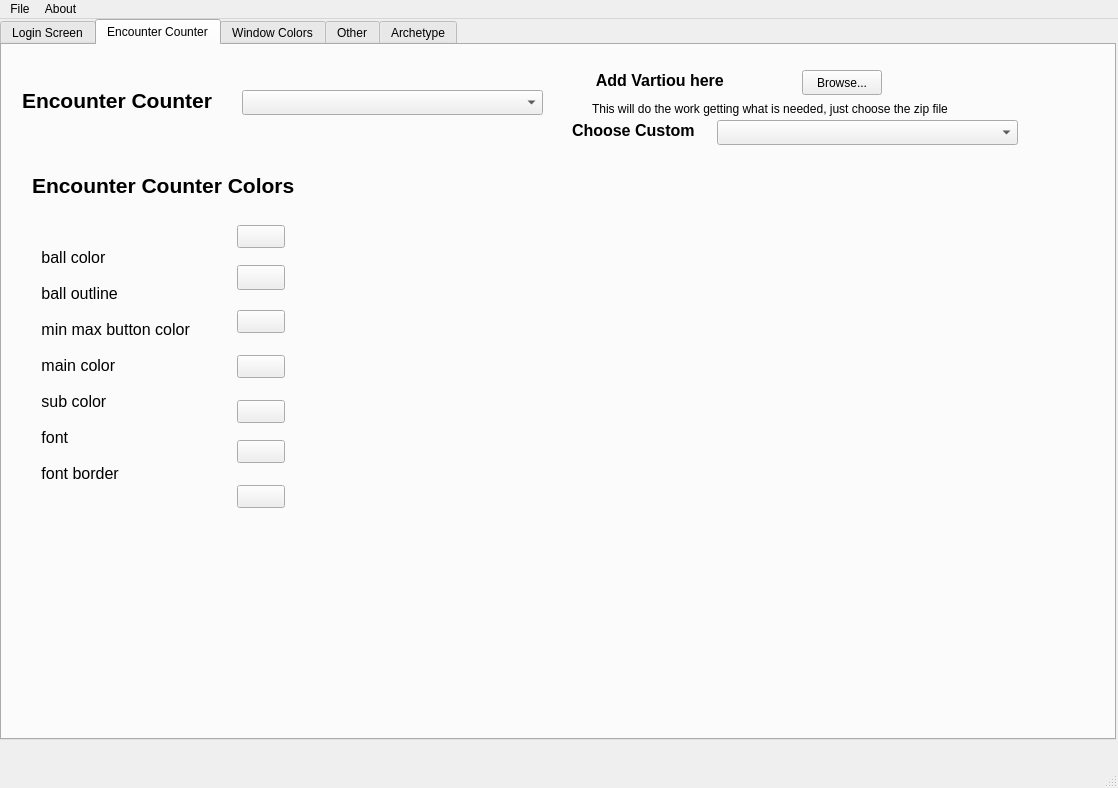
Vextryyn/Vextryyn-Mod-Manager, file ArchtypeManager.ui: the form before one commit.
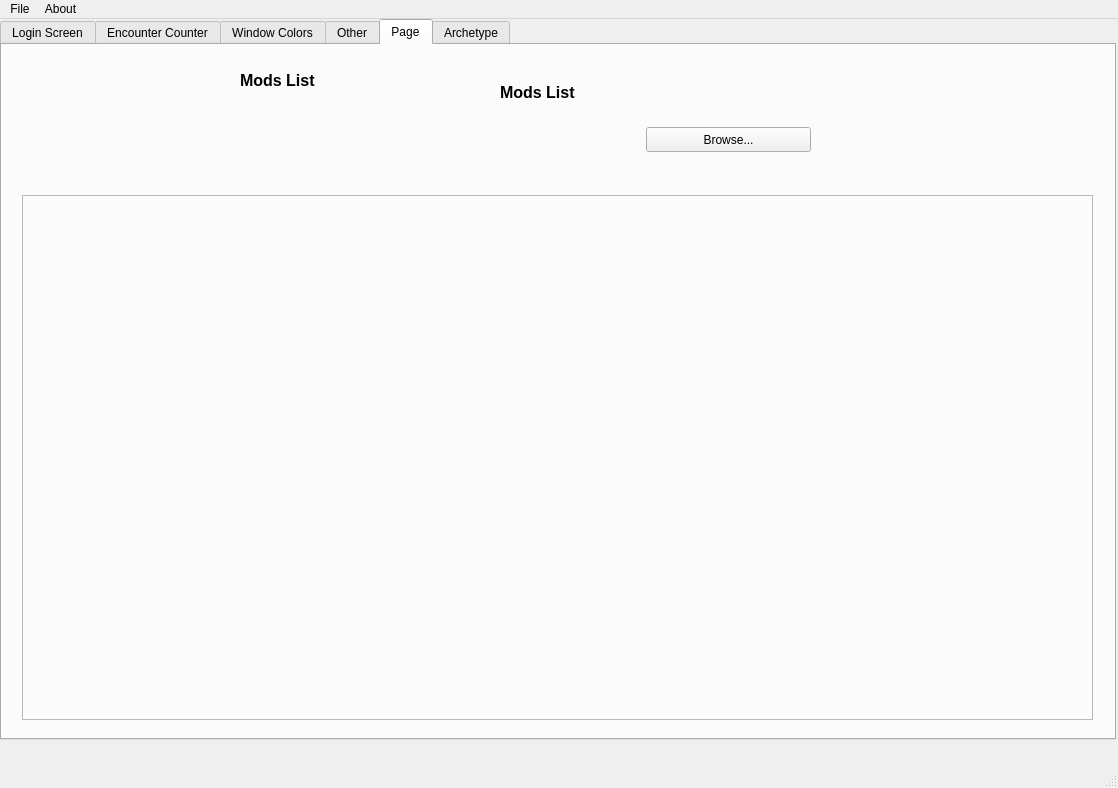
The form after the commit. Custom widgets are drawn as their Qt base class.

Diff of the .ui file:
```diff
--- a/ArchtypeManager.ui
+++ b/ArchtypeManager.ui
@@ -24,7 +24,7 @@
      </rect>
     </property>
     <property name="currentIndex">
-     <number>1</number>
+     <number>4</number>
     </property>
     <widget class="QWidget" name="LoginScreen">
      <attribute name="title">
@@ -1210,6 +1210,93 @@
       </widget>
      </widget>
     </widget>
+    <widget class="QWidget" name="tab">
+     <attribute name="title">
+      <string>Page</string>
+     </attribute>
+     <widget class="QFrame" name="frame">
+      <property name="geometry">
+       <rect>
+        <x>20</x>
+        <y>150</y>
+        <width>1071</width>
+        <height>525</height>
+       </rect>
+      </property>
+      <property name="frameShape">
+       <enum>QFrame::StyledPanel</enum>
+      </property>
+      <property name="frameShadow">
+       <enum>QFrame::Raised</enum>
+      </property>
+     </widget>
+     <widget class="QFrame" name="addOwnLogin_2">
+      <property name="geometry">
+       <rect>
+        <x>238</x>
+        <y>20</y>
+        <width>585</width>
+        <height>97</height>
+       </rect>
+      </property>
+      <property name="frameShape">
+       <enum>QFrame::NoFrame</enum>
+      </property>
+      <widget class="QLabel" name="label_21">
+       <property name="geometry">
+        <rect>
+         <x>260</x>
+         <y>12</y>
+         <width>79</width>
+         <height>30</height>
+        </rect>
+       </property>
+       <property name="font">
+        <font>
+         <pointsize>12</pointsize>
+         <weight>75</weight>
+         <bold>true</bold>
+        </font>
+       </property>
+       <property name="text">
+        <string>Mods List</string>
+       </property>
+      </widget>
+      <widget class="QPushButton" name="loginBrowse_2">
+       <property name="geometry">
+        <rect>
+         <x>406</x>
+         <y>62</y>
+         <width>165</width>
+         <height>25</height>
+        </rect>
+       </property>
+       <property name="text">
+        <string>Browse...</string>
+       </property>
+      </widget>
+      <widget class="QLabel" name="label_22">
+       <property name="geometry">
+        <rect>
+         <x>0</x>
+         <y>0</y>
+         <width>255</width>
+         <height>30</height>
+        </rect>
+       </property>
+       <property name="font">
+        <font>
+         <pointsize>12</pointsize>
+         <weight>75</weight>
+         <bold>true</bold>
+        </font>
+       </property>
+       <property name="text">
+        <string>Mods List</string>
+       </property>
+      </widget>
+     </widget>
+    </widget>
     <widget class="QWidget" name="Archetype">
      <attribute name="title">
       <string>Archetype</string>
```
